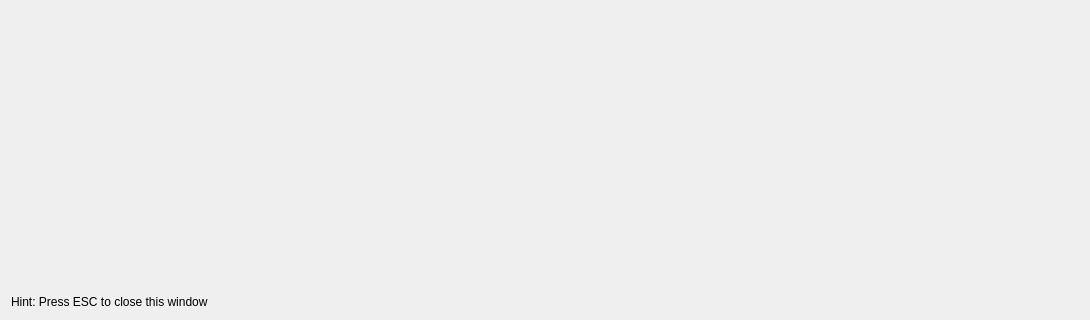
Old version of the form Animic/UiFiles/PreviewDialog.ui in the repository MervynArt96/AnimicCreator; both pictures show x 0 to 1090 and y 458 to 778 of the 1090 by 778 pixel window.
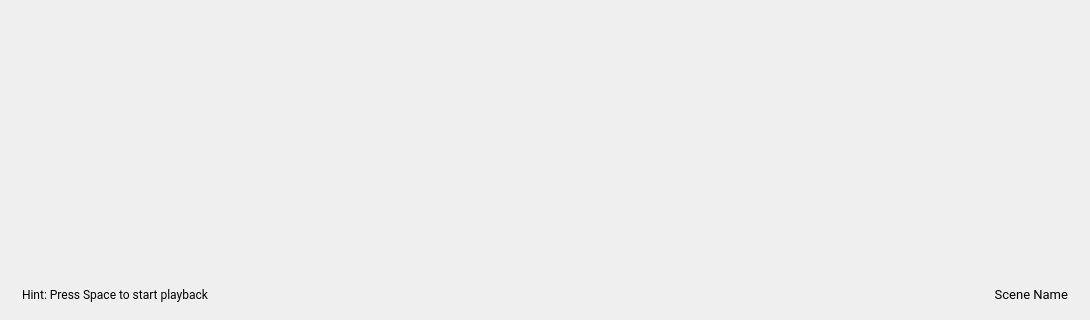
New version of the form.

The edit to the form file:
```diff
--- a/Animic/UiFiles/PreviewDialog.ui
+++ b/Animic/UiFiles/PreviewDialog.ui
@@ -18,16 +18,76 @@
     <widget class="QWidget" name="viewHolder" native="true"/>
    </item>
    <item>
-    <widget class="QLabel" name="label">
+    <widget class="QWidget" name="widget" native="true">
      <property name="sizePolicy">
-      <sizepolicy hsizetype="Fixed" vsizetype="Fixed">
+      <sizepolicy hsizetype="Expanding" vsizetype="Fixed">
        <horstretch>0</horstretch>
        <verstretch>0</verstretch>
       </sizepolicy>
      </property>
-     <property name="text">
-      <string>Hint: Press ESC to close this window</string>
+     <property name="minimumSize">
+      <size>
+       <width>0</width>
+       <height>30</height>
+      </size>
      </property>
+     <layout class="QHBoxLayout" name="horizontalLayout">
+      <property name="leftMargin">
+       <number>11</number>
+      </property>
+      <property name="topMargin">
+       <number>0</number>
+      </property>
+      <property name="bottomMargin">
+       <number>0</number>
+      </property>
+      <item>
+       <widget class="QLabel" name="label">
+        <property name="sizePolicy">
+         <sizepolicy hsizetype="Expanding" vsizetype="Fixed">
+          <horstretch>0</horstretch>
+          <verstretch>0</verstretch>
+         </sizepolicy>
+        </property>
+        <property name="minimumSize">
+         <size>
+          <width>0</width>
+          <height>30</height>
+         </size>
+        </property>
+        <property name="font">
+         <font>
+          <family>Roboto</family>
+         </font>
+        </property>
+        <property name="text">
+         <string>Hint: Press Space to start playback</string>
+        </property>
+       </widget>
+      </item>
+      <item>
+       <widget class="QLabel" name="sceneName">
+        <property name="minimumSize">
+         <size>
+          <width>0</width>
+          <height>30</height>
+         </size>
+        </property>
+        <property name="font">
+         <font>
+          <family>Roboto</family>
+          <pointsize>10</pointsize>
+         </font>
+        </property>
+        <property name="text">
+         <string>Scene Name</string>
+        </property>
+        <property name="alignment">
+         <set>Qt::AlignRight|Qt::AlignTrailing|Qt::AlignVCenter</set>
+        </property>
+       </widget>
+      </item>
+     </layout>
     </widget>
    </item>
   </layout>
```
